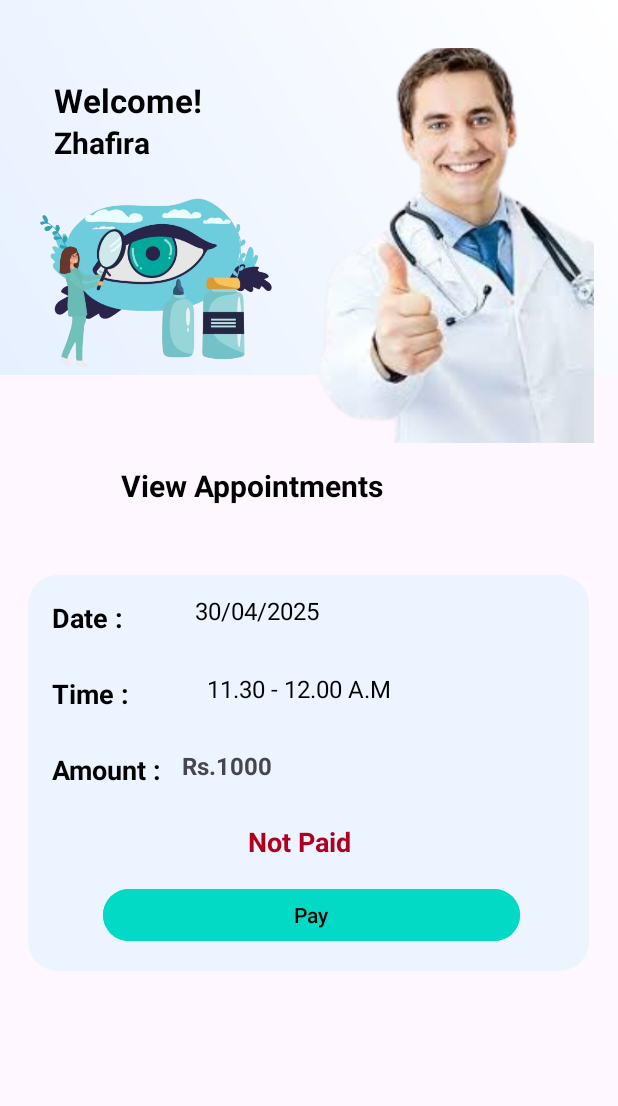
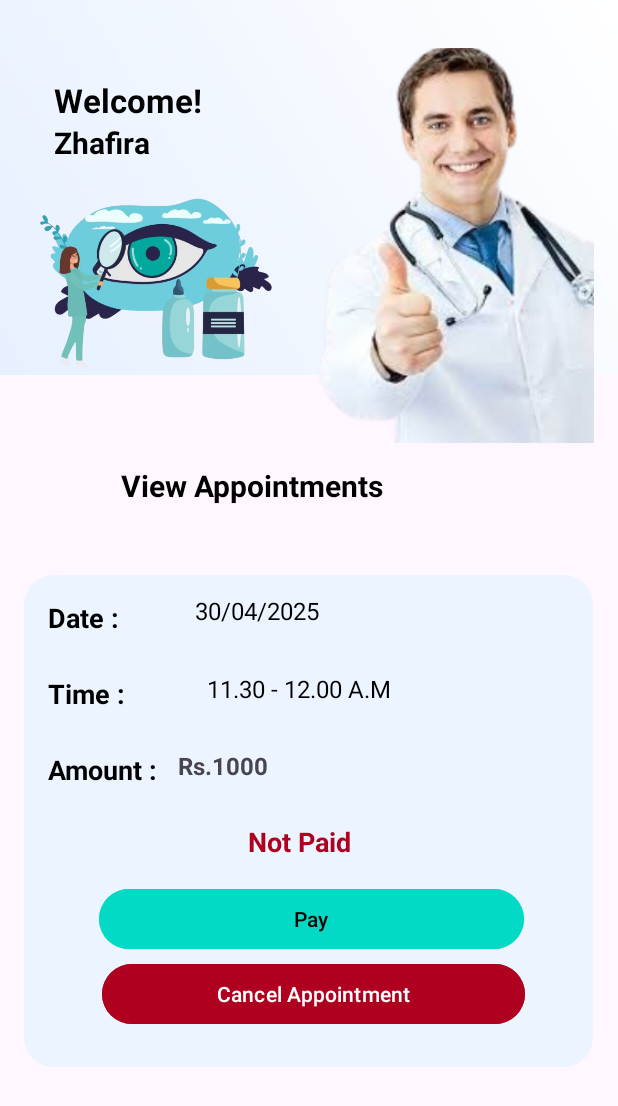
Before and after one commit to saviyx/Ivision_new, an Android app: the fragment View_Appointment shown on its own in the app's theme, on a phone screen of 412 x 824 dp. Shown: the top 1106 px of the screen. Run offline under Robolectric (Android 15) with nearby library versions, the phone set to English and light mode, and no system bars.

Commit message:
change 8

```diff
--- a/app/src/main/res/layout/fragment_view__appointment.xml
+++ b/app/src/main/res/layout/fragment_view__appointment.xml
@@ -86,8 +86,8 @@
 
 
         <RelativeLayout
-            android:layout_width="374dp"
-            android:layout_height="264dp"
+            android:layout_width="379dp"
+            android:layout_height="328dp"
             android:layout_marginTop="24dp"
             android:background="@drawable/rounded_bg"
             android:backgroundTint="@color/light_blue"
@@ -199,6 +199,21 @@
                 android:textColor="@color/black"
                 app:rippleColor="@color/black" />
 
+            <Button
+                android:id="@+id/btnAppointment2"
+                android:layout_width="298dp"
+                android:layout_height="wrap_content"
+                android:layout_below="@+id/btnAppointment"
+                android:layout_alignParentStart="true"
+                android:layout_alignParentEnd="true"
+                android:layout_marginStart="36dp"
+                android:layout_marginTop="2dp"
+                android:layout_marginEnd="29dp"
+                android:backgroundTint="@color/design_default_color_error"
+                android:text="Cancel Appointment"
+                android:textColor="@color/white"
+                app:rippleColor="@color/black" />
+
             <TextView
                 android:id="@+id/textView22"
                 android:layout_width="93dp"
```
